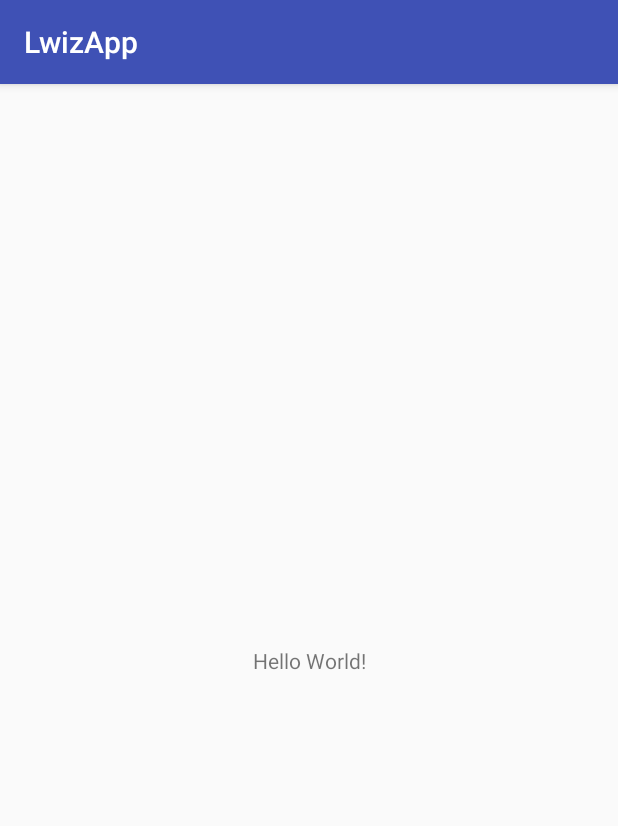
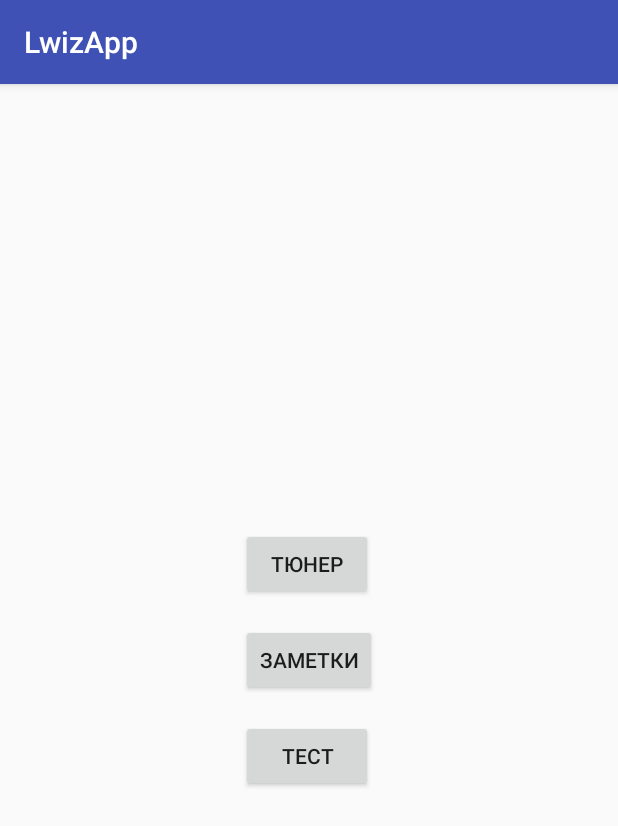
Before and after one commit to valera0798/LwizApp, an Android app: the screen it shows after launch (MainActivity), on a phone screen of 412 x 824 dp. Shown: the top 826 px of the screen. Run offline under Robolectric (Android 15) with nearby library versions, the phone set to English and light mode, and no system bars.

Commit message:
basic packages and activities are created. Basic views in MainActivity are created. Transitions between activities are set. All activities without style

```diff
--- a/app/src/main/AndroidManifest.xml
+++ b/app/src/main/AndroidManifest.xml
@@ -9,13 +9,16 @@
         android:roundIcon="@mipmap/ic_launcher_round"
         android:supportsRtl="true"
         android:theme="@style/AppTheme">
-        <activity android:name=".MainActivity">
+        <activity android:name=".activities.main.MainActivity">
             <intent-filter>
                 <action android:name="android.intent.action.MAIN" />
 
                 <category android:name="android.intent.category.LAUNCHER" />
             </intent-filter>
         </activity>
+        <activity android:name=".activities.tuner.TunerActivity" />
+        <activity android:name=".activities.test.TestActivity" />
+        <activity android:name=".activities.notes.NotesActivity"></activity>
     </application>
 
 </manifest>
--- /dev/null
+++ b/app/src/main/java/com/evlishelper/lwizapp/activities/main/MainActivity.java
@@ -0,0 +1,49 @@
+package com.evlishelper.lwizapp.activities.main;
+
+import android.content.Intent;
+import android.support.v7.app.AppCompatActivity;
+import android.os.Bundle;
+import android.view.View;
+import android.widget.Button;
+
+import com.evlishelper.lwizapp.R;
+import com.evlishelper.lwizapp.activities.notes.NotesActivity;
+import com.evlishelper.lwizapp.activities.test.TestActivity;
+import com.evlishelper.lwizapp.activities.tuner.TunerActivity;
+
+public class MainActivity extends AppCompatActivity implements View.OnClickListener {
+    private Button btnNotesAct, btnTestAct, btnTunerAct;
+
+    @Override
+    protected void onCreate(Bundle savedInstanceState) {
+        super.onCreate(savedInstanceState);
+        setContentView(R.layout.activity_main);
+
+        btnTunerAct = (Button) findViewById(R.id.btn_tuner);
+        btnNotesAct = (Button) findViewById(R.id.btn_notes);
+        btnTestAct = (Button) findViewById(R.id.btn_test);
+
+        btnTunerAct.setOnClickListener(this);
+        btnNotesAct.setOnClickListener(this);
+        btnTestAct.setOnClickListener(this);
+    }
+
+    @Override
+    public void onClick(View v) {
+        Intent intent;
+        switch (v.getId()) {
+            case R.id.btn_tuner:
+                intent = new Intent(this, TunerActivity.class);
+                startActivity(intent);
+                break;
+            case R.id.btn_notes:
+                intent = new Intent(this, NotesActivity.class);
+                startActivity(intent);
+                break;
+            case R.id.btn_test:
+                intent = new Intent(this, TestActivity.class);
+                startActivity(intent);
+                break;
+        }
+    }
+}
--- a/app/src/main/res/layout/activity_main.xml
+++ b/app/src/main/res/layout/activity_main.xml
@@ -1,18 +1,39 @@
 <?xml version="1.0" encoding="utf-8"?>
-<android.support.constraint.ConstraintLayout xmlns:android="http://schemas.android.com/apk/res/android"
+<RelativeLayout
+    xmlns:android="http://schemas.android.com/apk/res/android"
     xmlns:app="http://schemas.android.com/apk/res-auto"
     xmlns:tools="http://schemas.android.com/tools"
+    tools:context="com.evlishelper.lwizapp.activities.main.MainActivity"
     android:layout_width="match_parent"
     android:layout_height="match_parent"
-    tools:context="com.evlishelper.lwizapp.MainActivity">
+    android:orientation="vertical">
 
-    <TextView
+    <LinearLayout
         android:layout_width="wrap_content"
         android:layout_height="wrap_content"
-        android:text="Hello World!"
-        app:layout_constraintBottom_toBottomOf="parent"
-        app:layout_constraintLeft_toLeftOf="parent"
-        app:layout_constraintRight_toRightOf="parent"
-        app:layout_constraintTop_toTopOf="parent" />
+        android:orientation="vertical"
+        android:layout_centerInParent="true">
 
-</android.support.constraint.ConstraintLayout>
+        <Button
+            android:id="@+id/btn_tuner"
+            android:layout_width="wrap_content"
+            android:layout_height="wrap_content"
+            android:text="@string/btn_tuner"
+            android:layout_centerInParent="true" />
+
+        <Button
+            android:id="@+id/btn_notes"
+            android:layout_width="wrap_content"
+            android:layout_height="wrap_content"
+            android:text="@string/btn_notes"
+            android:layout_marginTop="16dp"/>
+
+        <Button
+            android:id="@+id/btn_test"
+            android:layout_width="wrap_content"
+            android:layout_height="wrap_content"
+            android:text="@string/btn_test"
+            android:layout_marginTop="16dp"/>
+
+    </LinearLayout>
+</RelativeLayout>
--- a/app/src/main/res/values/strings.xml
+++ b/app/src/main/res/values/strings.xml
@@ -1,3 +1,6 @@
 <resources>
     <string name="app_name">LwizApp</string>
+    <string name="btn_tuner">Тюнер</string>
+    <string name="btn_test">Тест</string>
+    <string name="btn_notes">Заметки</string>
 </resources>
```
Also changed, not shown: app/src/main/java/com/evlishelper/lwizapp/activities/notes/NotesActivity.java (added, +15 -0 lines), app/src/main/java/com/evlishelper/lwizapp/activities/test/TestActivity.java (added, +15 -0 lines), app/src/main/java/com/evlishelper/lwizapp/activities/tuner/TunerActivity.java (added, +15 -0 lines), app/src/main/res/layout/activity_notes.xml (added, +9 -0 lines), app/src/main/res/layout/activity_test.xml (added, +9 -0 lines), app/src/main/res/layout/activity_tuner.xml (added, +9 -0 lines).
